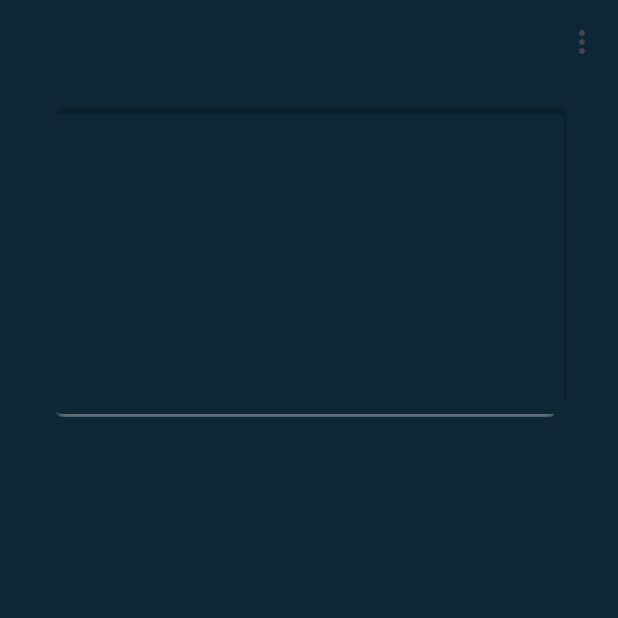
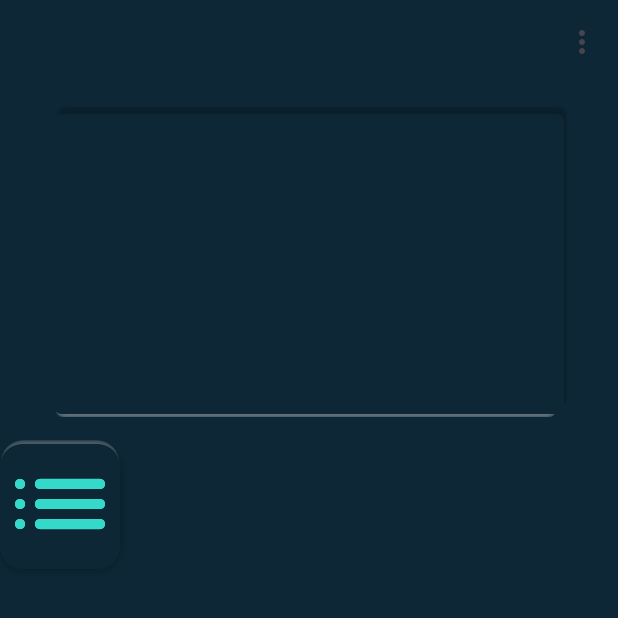
Before and after one commit to Kyllian404/MemoryApp, a Flutter app: the screen it shows after launch, on a phone screen of 412 x 824 dp, the top half of it. Run offline on Flutter 3.47's test engine with Material 3 defaults, Android fonts, the phone set to English and light mode, and no system bars; our stand-ins replace flutter_riverpod, freezed_annotation, google_fonts, riverpod_annotation, sembast; missing offline and left inert: dart:ffi; generated files the repository leaves out were written again.

```diff
--- a/lib/src/constants/app_colors.dart
+++ b/lib/src/constants/app_colors.dart
@@ -9,5 +9,5 @@ class AppColors {
   static const fondBtnCancel = Color(0xFFFF6347);
   static const iconsPrimary = Color(0xFF34D9C9);
   static const iconsSecondary = Color(0xFFFF90C2);
-  static const shadeBtnForm = Color(0x00000000);
+  static const shadeBtnForm = Color.fromARGB(130, 0, 0, 0);
 }
--- a/lib/src/features/memory/presentation/home_memory_page.dart
+++ b/lib/src/features/memory/presentation/home_memory_page.dart
@@ -54,6 +54,7 @@ class _HomeMemoryPageState extends State<HomeMemoryPage> {
           Center(
             child: Padding(
               padding: const EdgeInsets.symmetric(vertical: 20.0),
+
               /// Zone Daily challenge
               child: Container(
                 width: 340,
@@ -83,12 +84,48 @@ class _HomeMemoryPageState extends State<HomeMemoryPage> {
           ),
           Row(
             children: [
+              InkWell(
+                onTap: () {},
+                child: Container(
+                  width: 80,
+                  height: 80,
+                  decoration: BoxDecoration(
+                    color: AppColors.fondApp,
+                    borderRadius: BorderRadius.circular(15),
+                    boxShadow: const [
+                      BoxShadow(
+                        blurStyle: BlurStyle.inner,
+                        color: Color.fromARGB(80, 255, 255, 255),
+                        offset: Offset(0, -3),
+                        blurRadius: 3,
+                        spreadRadius: -0.5,
+                      ),
+                      BoxShadow(
+                        blurStyle: BlurStyle.outer,
+                        color: Color.fromARGB(80, 0, 0, 0),
+                        offset: Offset(0, 3),
+                        blurRadius: 4,
+                        spreadRadius: 0,
+                      ),
+                    ],
+                  ),
+                  child: const Center(
+                    child: Icon(
+                      Icons.list_rounded,
+                      color: AppColors.iconsPrimary,
+                      size: 80,
+                    ),
+                  ),
+                ),
+                splashColor: Color.fromARGB(0, 0, 0, 0),
+                autofocus: false,
+                borderRadius: BorderRadius.circular(20),
 
+              ),
             ],
           )
         ],
       ),
-
     );
   }
 }
```
